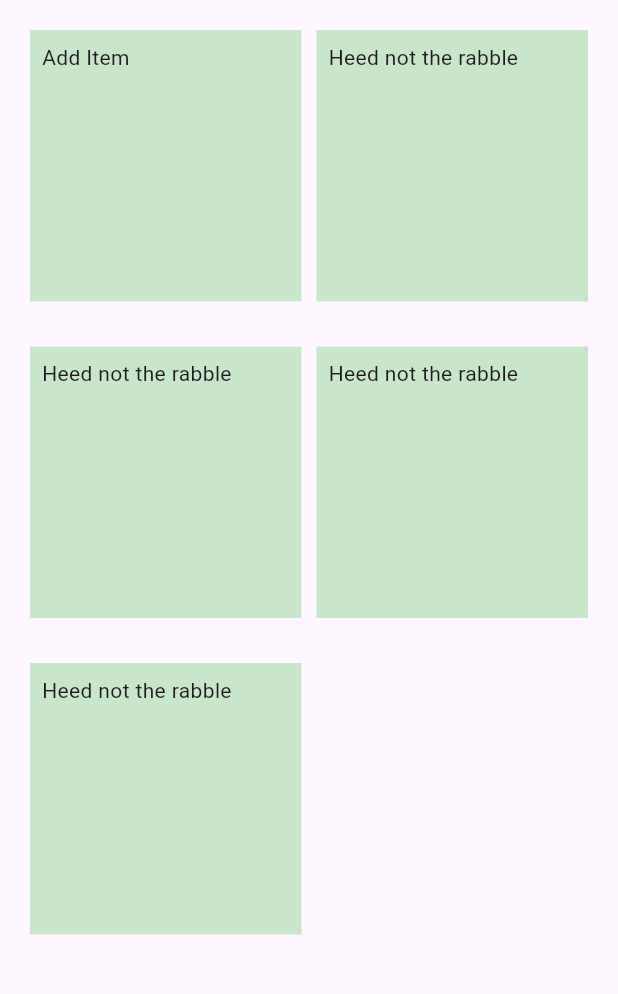
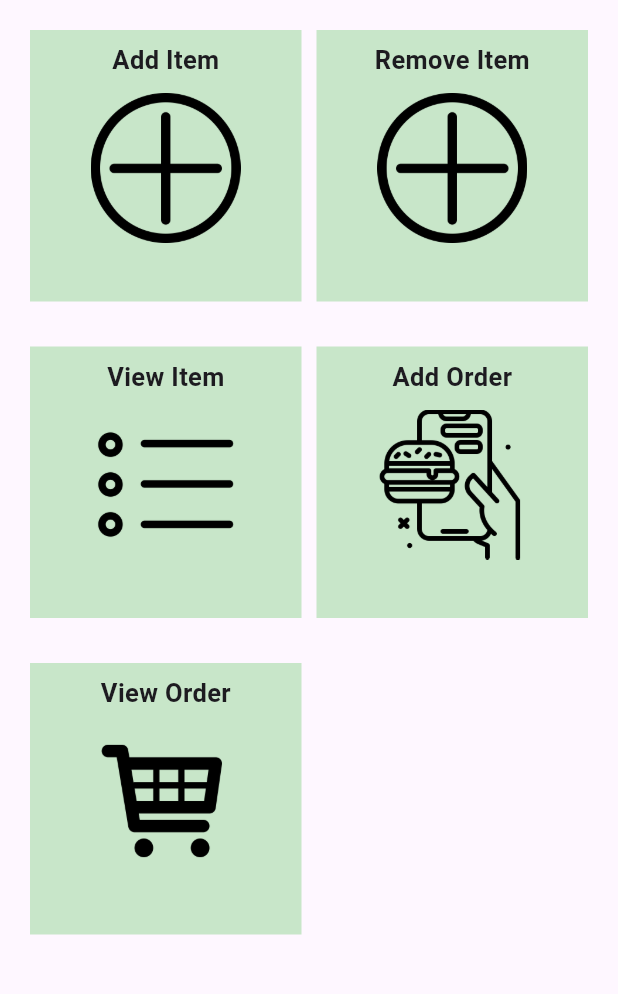
Before and after one commit to Eternatus9999/Thoga-Kade-Flutter-Project, a Flutter app: the screen it shows after launch, on a phone screen of 412 x 824 dp, the part 84-1078 px from its top. Run offline on Flutter 3.47's test engine with Material 3 defaults, Android fonts, the phone set to English and light mode, and no system bars.

Commit message:
change the asset folder location and add icons to the main menu

```diff
--- a/lib/main.dart
+++ b/lib/main.dart
@@ -60,47 +60,130 @@ class _MyHomePageState extends State<MyHomePage> {
                       child: Container(
                         padding: EdgeInsets.all(8),
                         color: Colors.green[100],
-                        child: Text('Add Item'),
+                        child: Column(
+                          children: [
+                            Padding(
+                              padding: const EdgeInsets.symmetric(horizontal: 30.0),
+                              child: Text('Add Item',style: TextStyle(fontWeight: FontWeight.bold, fontSize: 17),),
+                            ),
+                            Padding(
+                                padding: EdgeInsets.symmetric(vertical: 10),
+                                child: Image.asset(
+                                  'asset/Add_Item.png',
+                                  height: 100,
+                                  width: double.infinity,
+                                ),
+                            )
+                          ],
+                        )
                       ),
                     ),
                     GestureDetector(
                       onTap: () {
-                        print('Container 1 clicked');
+                        Navigator.push(
+                            context,
+                            MaterialPageRoute(builder: (context) => AddItem()));
                       },
                       child: Container(
                           padding: EdgeInsets.all(8),
                           color: Colors.green[100],
-                        child: Text('Heed not the rabble'),
+                          child: Column(
+                            children: [
+                              Padding(
+                                padding: const EdgeInsets.symmetric(horizontal: 30.0),
+                                child: Text('Remove Item',style: TextStyle(fontWeight: FontWeight.bold, fontSize: 17),),
+                              ),
+                              Padding(
+                                padding: EdgeInsets.symmetric(vertical: 10),
+                                child: Image.asset(
+                                  'asset/Add_Item.png',
+                                  height: 100,
+                                  width: double.infinity,
+                                ),
+                              )
+                            ],
+                          )
                       ),
                     ),
                     GestureDetector(
                       onTap: () {
-                        print('Container 1 clicked');
+                        Navigator.push(
+                            context,
+                            MaterialPageRoute(builder: (context) => AddItem()));
                       },
                       child: Container(
                         padding: EdgeInsets.all(8),
                         color: Colors.green[100],
-                        child: Text('Heed not the rabble'),
+                        child: Column(
+                          children: [
+                            Padding(
+                              padding: const EdgeInsets.symmetric(horizontal: 30.0),
+                              child: Text('View Item',style: TextStyle(fontWeight: FontWeight.bold, fontSize: 17),),
+                            ),
+                            Padding(
+                                padding: EdgeInsets.symmetric(vertical: 10),
+                                child: Image.asset(
+                                  'asset/Order_List.png',
+                                  height: 100,
+                                  width: double.infinity,
+                                ),
+                            )
+                          ],
+                        )
                       ),
                     ),
                     GestureDetector(
                       onTap: () {
-                        print('Container 1 clicked');
+                        Navigator.push(
+                            context,
+                            MaterialPageRoute(builder: (context) => AddItem()));
                       },
                       child: Container(
                         padding: EdgeInsets.all(8),
                         color: Colors.green[100],
-                        child: Text('Heed not the rabble'),
+                        child: Column(
+                          children: [
+                            Padding(
+                              padding: const EdgeInsets.symmetric(horizontal: 30.0),
+                              child: Text('Add Order',style: TextStyle(fontWeight: FontWeight.bold, fontSize: 17),),
+                            ),
+                            Padding(
+                                padding: EdgeInsets.symmetric(vertical: 10),
+                                child: Image.asset(
+                                  'asset/Order.png',
+                                  height: 100,
+                                  width: double.infinity,
+                                ),
+                            )
+                          ],
+                        )
                       ),
                     ),
                     GestureDetector(
                       onTap: () {
-                        print('Container 1 clicked');
+                        Navigator.push(
+                            context,
+                            MaterialPageRoute(builder: (context) => AddItem()));
                       },
                       child: Container(
                         padding: EdgeInsets.all(8),
                         color: Colors.green[100],
-                        child: Text('Heed not the rabble'),
+                        child: Column(
+                          children: [
+                            Padding(
+                              padding: const EdgeInsets.symmetric(horizontal: 30.0),
+                              child: Text('View Order',style: TextStyle(fontWeight: FontWeight.bold, fontSize: 17),),
+                            ),
+                            Padding(
+                                padding: EdgeInsets.symmetric(vertical: 10),
+                                child: Image.asset(
+                                  'asset/Cart.png',
+                                  height: 100,
+                                  width: double.infinity,
+                                ),
+                            )
+                          ],
+                        )
                       ),
                     ),
                   ],
@@ -109,23 +192,6 @@ class _MyHomePageState extends State<MyHomePage> {
             ],
           )
         ),
-      // bottomNavigationBar: BottomNavigationBar(
-      //   items: [
-      //     BottomNavigationBarItem(
-      //       backgroundColor: Colors.green,
-      //       icon: Icon(Icons.home),
-      //       label: 'Home',
-      //     ),
-      //     BottomNavigationBarItem(
-      //       icon: Icon(Icons.search),
-      //       label: 'Browser',
-      //     ),
-      //     BottomNavigationBarItem(
-      //       icon: Icon(Icons.person),
-      //       label: 'Account',
-      //     ),
-      //   ],
-      // ), // This trailing comma makes auto-formatting nicer for build methods.
     );
   }
 }
--- a/pubspec.yaml
+++ b/pubspec.yaml
@@ -59,9 +59,8 @@ flutter:
   uses-material-design: true
 
   # To add assets to your application, add an assets section, like this:
-  # assets:
-  #   - images/a_dot_burr.jpeg
-  #   - images/a_dot_ham.jpeg
+  assets:
+    - asset/
 
   # An image asset can refer to one or more resolution-specific "variants", see
   # https://flutter.dev/to/resolution-aware-images
```
Also changed, not shown: asset/Add_Item.png (renamed from lib/asset/Add_Item.png), asset/Cart.png (renamed from lib/asset/Cart.png), asset/Order.png (renamed from lib/asset/Order.png), asset/Order_List.png (renamed from lib/asset/Order_List.png). Lines whose indentation alone changed are shown as unchanged.
